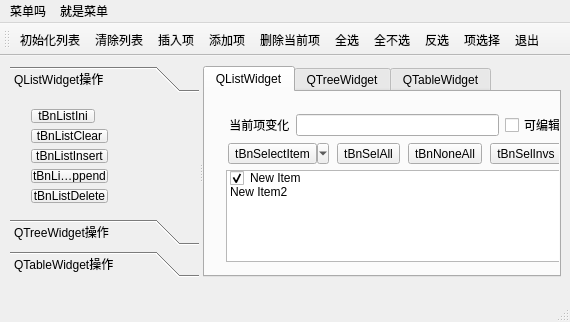
Above: QListWidget_and_QToolButton/mainwindow.ui from WZ-Dale/Qt before the change. Below: the same form after it.
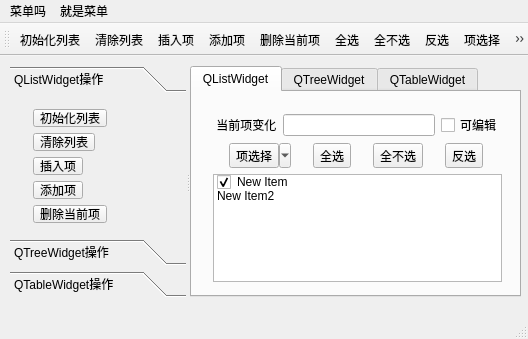
That is the form after the change. Icons and pictures are not drawn.

Commit message: 将QT程序"QListWidget_and_QToolButton.exe"及其依赖的动态库"放到Com中了"打包成可单独执行的exe文件"QListWidget_and_QToolButton_boxed.exe"

Diff of the .ui file:
```diff
--- a/QListWidget_and_QToolButton/mainwindow.ui
+++ b/QListWidget_and_QToolButton/mainwindow.ui
@@ -6,8 +6,8 @@
    <rect>
     <x>0</x>
     <y>0</y>
-    <width>570</width>
-    <height>322</height>
+    <width>528</width>
+    <height>339</height>
    </rect>
   </property>
   <property name="windowTitle">
@@ -19,8 +19,8 @@
      <rect>
       <x>10</x>
       <y>10</y>
-      <width>551</width>
-      <height>211</height>
+      <width>511</width>
+      <height>231</height>
      </rect>
     </property>
     <property name="orientation">
@@ -35,55 +35,90 @@
        <rect>
         <x>0</x>
         <y>0</y>
-        <width>164</width>
-        <height>133</height>
+        <width>170</width>
+        <height>153</height>
        </rect>
       </property>
       <attribute name="label">
        <string>QListWidget操作</string>
       </attribute>
-      <widget class="QWidget" name="">
+      <widget class="QWidget" name="layoutWidget">
        <property name="geometry">
         <rect>
          <x>10</x>
          <y>0</y>
-         <width>99</width>
-         <height>116</height>
+         <width>101</width>
+         <height>136</height>
         </rect>
        </property>
        <layout class="QGridLayout" name="gridLayout">
         <item row="0" column="0">
-         <widget class="QToolButton" name="toolButton">
+         <widget class="QToolButton" name="tBtnListIni">
           <property name="text">
-           <string>tBnListIni</string>
+           <string>初始化列表</string>
+          </property>
+          <property name="icon">
+           <iconset>
+            <normaloff>../build-QListWidget_and_QToolButton-Desktop_Qt_5_9_0_MinGW_32bit-Debug/favicon0.ico</normaloff>../build-QListWidget_and_QToolButton-Desktop_Qt_5_9_0_MinGW_32bit-Debug/favicon0.ico</iconset>
+          </property>
+          <property name="toolButtonStyle">
+           <enum>Qt::ToolButtonTextBesideIcon</enum>
           </property>
          </widget>
         </item>
         <item row="1" column="0">
-         <widget class="QToolButton" name="toolButton_2">
+         <widget class="QToolButton" name="tBtnListClear">
           <property name="text">
-           <string>tBnListClear</string>
+           <string>清除列表</string>
+          </property>
+          <property name="icon">
+           <iconset>
+            <normaloff>../build-QListWidget_and_QToolButton-Desktop_Qt_5_9_0_MinGW_32bit-Debug/favicon1.ico</normaloff>../build-QListWidget_and_QToolButton-Desktop_Qt_5_9_0_MinGW_32bit-Debug/favicon1.ico</iconset>
+          </property>
+          <property name="toolButtonStyle">
+           <enum>Qt::ToolButtonTextBesideIcon</enum>
           </property>
          </widget>
         </item>
         <item row="2" column="0">
-         <widget class="QToolButton" name="toolButton_3">
+         <widget class="QToolButton" name="tBtnListInsert">
           <property name="text">
-           <string>tBnListInsert</string>
+           <string>插入项</string>
+          </property>
+          <property name="icon">
+           <iconset>
+            <normaloff>../build-QListWidget_and_QToolButton-Desktop_Qt_5_9_0_MinGW_32bit-Debug/favicon2.ico</normaloff>../build-QListWidget_and_QToolButton-Desktop_Qt_5_9_0_MinGW_32bit-Debug/favicon2.ico</iconset>
+          </property>
+          <property name="toolButtonStyle">
+           <enum>Qt::ToolButtonTextBesideIcon</enum>
           </property>
          </widget>
         </item>
         <item row="3" column="0">
-         <widget class="QToolButton" name="toolButton_4">
+         <widget class="QToolButton" name="tBtnListAppend">
           <property name="text">
-           <string>tBnListAppend</string>
+           <string>添加项</string>
+          </property>
+          <property name="icon">
+           <iconset>
+            <normaloff>../build-QListWidget_and_QToolButton-Desktop_Qt_5_9_0_MinGW_32bit-Debug/favicon3.ico</normaloff>../build-QListWidget_and_QToolButton-Desktop_Qt_5_9_0_MinGW_32bit-Debug/favicon3.ico</iconset>
+          </property>
+          <property name="toolButtonStyle">
+           <enum>Qt::ToolButtonTextBesideIcon</enum>
           </property>
          </widget>
         </item>
         <item row="4" column="0">
-         <widget class="QToolButton" name="toolButton_5">
+         <widget class="QToolButton" name="tBtnListDelete">
           <property name="text">
-           <string>tBnListDelete</string>
+           <string>删除当前项</string>
+          </property>
+          <property name="icon">
+           <iconset>
+            <normaloff>../build-QListWidget_and_QToolButton-Desktop_Qt_5_9_0_MinGW_32bit-Debug/favicon0.ico</normaloff>../build-QListWidget_and_QToolButton-Desktop_Qt_5_9_0_MinGW_32bit-Debug/favicon0.ico</iconset>
+          </property>
+          <property name="toolButtonStyle">
+           <enum>Qt::ToolButtonTextBesideIcon</enum>
           </property>
          </widget>
         </item>
@@ -95,8 +130,8 @@
        <rect>
         <x>0</x>
         <y>0</y>
-        <width>164</width>
-        <height>133</height>
+        <width>170</width>
+        <height>153</height>
        </rect>
       </property>
       <attribute name="label">
@@ -104,6 +139,14 @@
       </attribute>
      </widget>
      <widget class="QWidget" name="page_3">
+      <property name="geometry">
+       <rect>
+        <x>0</x>
+        <y>0</y>
+        <width>170</width>
+        <height>153</height>
+       </rect>
+      </property>
       <attribute name="label">
        <string>QTableWidget操作</string>
       </attribute>
@@ -117,13 +160,13 @@
       <attribute name="title">
        <string>QListWidget</string>
       </attribute>
-      <widget class="QWidget" name="">
+      <widget class="QWidget" name="layoutWidget">
        <property name="geometry">
         <rect>
          <x>10</x>
          <y>10</y>
-         <width>362</width>
-         <height>171</height>
+         <width>311</width>
+         <height>191</height>
         </rect>
        </property>
        <layout class="QVBoxLayout" name="verticalLayout">
@@ -151,9 +194,19 @@
         <item>
          <layout class="QHBoxLayout" name="horizontalLayout_2">
           <item>
-           <widget class="QToolButton" name="toolButton_6">
+           <widget class="QToolButton" name="tBtnSelectItem">
+            <property name="contextMenuPolicy">
+             <enum>Qt::DefaultContextMenu</enum>
+            </property>
+            <property name="layoutDirection">
+             <enum>Qt::LeftToRight</enum>
+            </property>
             <property name="text">
-             <string>tBnSelectItem</string>
+             <string>项选择</string>
+            </property>
+            <property name="icon">
+             <iconset>
+              <normaloff>../build-QListWidget_and_QToolButton-Desktop_Qt_5_9_0_MinGW_32bit-Debug/favicon0.ico</normaloff>../build-QListWidget_and_QToolButton-Desktop_Qt_5_9_0_MinGW_32bit-Debug/favicon0.ico</iconset>
             </property>
             <property name="checkable">
              <bool>false</bool>
@@ -161,26 +214,44 @@
             <property name="popupMode">
              <enum>QToolButton::MenuButtonPopup</enum>
             </property>
+            <property name="toolButtonStyle">
+             <enum>Qt::ToolButtonTextBesideIcon</enum>
+            </property>
+            <property name="autoRaise">
+             <bool>false</bool>
+            </property>
+            <property name="arrowType">
+             <enum>Qt::NoArrow</enum>
+            </property>
            </widget>
           </item>
           <item>
-           <widget class="QToolButton" name="toolButton_7">
+           <widget class="QToolButton" name="tBtnSelALL">
             <property name="text">
-             <string>tBnSelAll</string>
+             <string>全选</string>
             </property>
+            <property name="toolButtonStyle">
+             <enum>Qt::ToolButtonTextBesideIcon</enum>
+            </property>
            </widget>
           </item>
           <item>
-           <widget class="QToolButton" name="toolButton_8">
+           <widget class="QToolButton" name="tBtnSelNone">
             <property name="text">
-             <string>tBnNoneAll</string>
+             <string>全不选</string>
             </property>
+            <property name="toolButtonStyle">
+             <enum>Qt::ToolButtonTextBesideIcon</enum>
+            </property>
            </widget>
           </item>
           <item>
-           <widget class="QToolButton" name="toolButton_9">
+           <widget class="QToolButton" name="tBtnSelInvs">
             <property name="text">
-             <string>tBnSelInvs</string>
+             <string>反选</string>
+            </property>
+            <property name="toolButtonStyle">
+             <enum>Qt::ToolButtonTextBesideIcon</enum>
             </property>
            </widget>
           </item>
@@ -188,6 +259,21 @@
         </item>
         <item>
          <widget class="QListWidget" name="listWidget">
+          <property name="enabled">
+           <bool>true</bool>
+          </property>
+          <property name="mouseTracking">
+           <bool>false</bool>
+          </property>
+          <property name="contextMenuPolicy">
+           <enum>Qt::CustomContextMenu</enum>
+          </property>
+          <property name="currentRow">
+           <number>-1</number>
+          </property>
+          <property name="sortingEnabled">
+           <bool>false</bool>
+          </property>
           <item>
            <property name="text">
             <string>New Item</string>
@@ -235,7 +321,7 @@
     <rect>
      <x>0</x>
      <y>0</y>
-     <width>570</width>
+     <width>528</width>
      <height>23</height>
     </rect>
    </property>
@@ -293,11 +379,11 @@
     <enum>TopToolBarArea</enum>
    </attribute>
    <attribute name="toolBarBreak">
-    <bool>true</bool>
+    <bool>false</bool>
    </attribute>
-   <addaction name="actListlni"/>
+   <addaction name="actListIni"/>
    <addaction name="actListClear"/>
-   <addaction name="actListlnsert"/>
+   <addaction name="actListInsert"/>
    <addaction name="actListAppend"/>
    <addaction name="actListDelete"/>
    <addaction name="actSelALL"/>
@@ -307,7 +393,7 @@
    <addaction name="actQuit"/>
   </widget>
   <widget class="QStatusBar" name="statusBar"/>
-  <action name="actListlni">
+  <action name="actListIni">
    <property name="checkable">
     <bool>false</bool>
    </property>
@@ -343,7 +429,7 @@
     <string>Backspace</string>
    </property>
   </action>
-  <action name="actListlnsert">
+  <action name="actListInsert">
    <property name="icon">
     <iconset>
      <normaloff>favicon2.ico</normaloff>favicon2.ico</iconset>
```
The commit also changes 51 other files.
